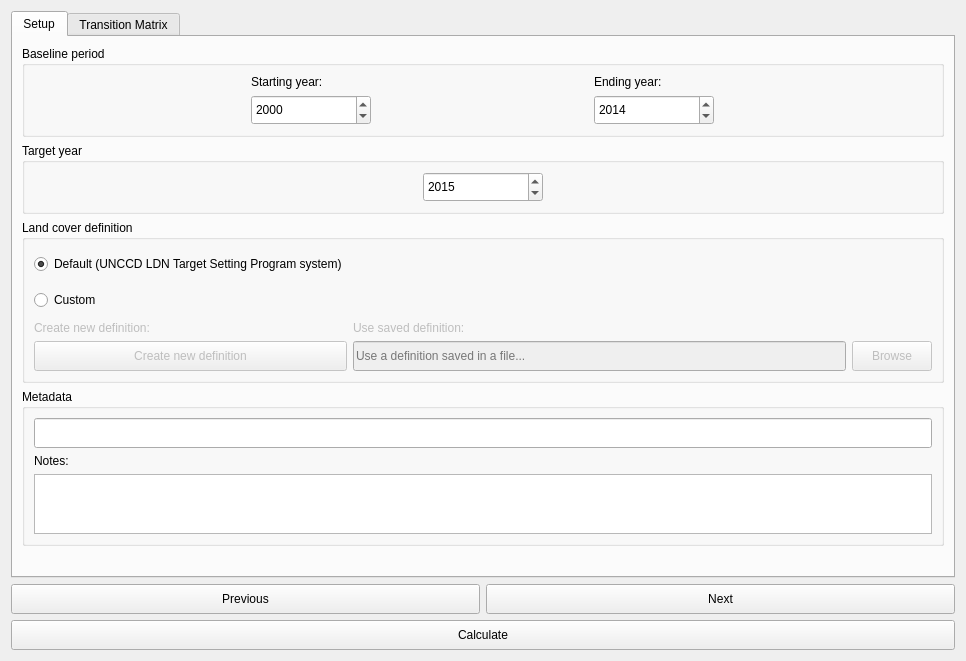
Qt form LDMP/gui/DlgCalculateLC.ui (ConservationInternational/trends.earth) before a commit.
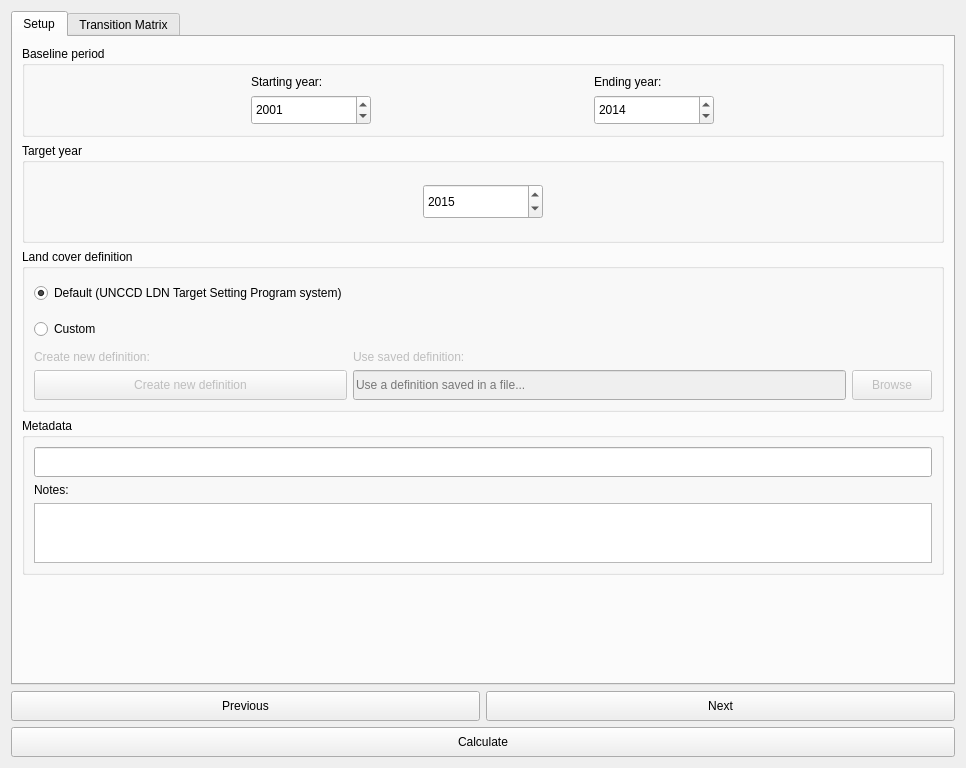
The same form after that commit.

The edit to the form file:
```diff
--- a/LDMP/gui/DlgCalculateLC.ui
+++ b/LDMP/gui/DlgCalculateLC.ui
@@ -7,7 +7,7 @@
     <x>0</x>
     <y>0</y>
     <width>966</width>
-    <height>656</height>
+    <height>768</height>
    </rect>
   </property>
   <property name="sizePolicy">
@@ -67,7 +67,7 @@
             </property>
             <property name="date">
              <date>
-              <year>2000</year>
+              <year>2001</year>
               <month>1</month>
               <day>1</day>
              </date>
```
